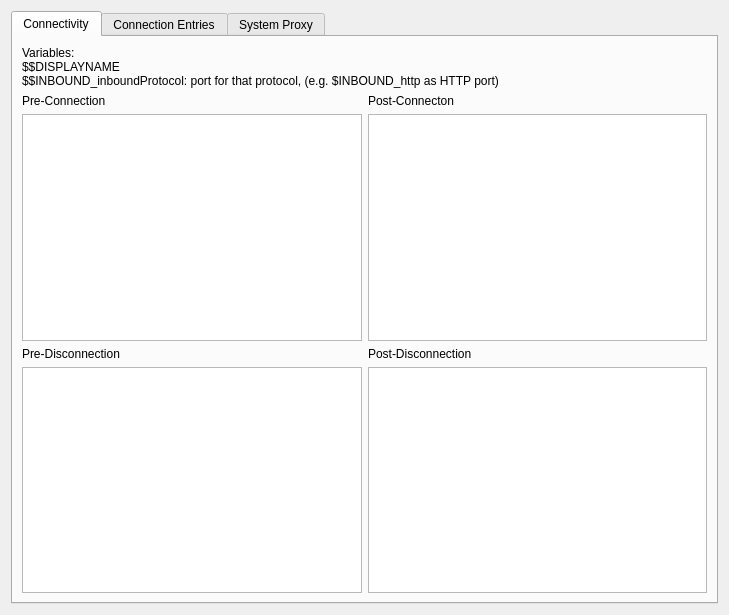
Qv2ray/QvPlugin-Command, file ui/CommandPluginSettings.ui: the form before one commit.
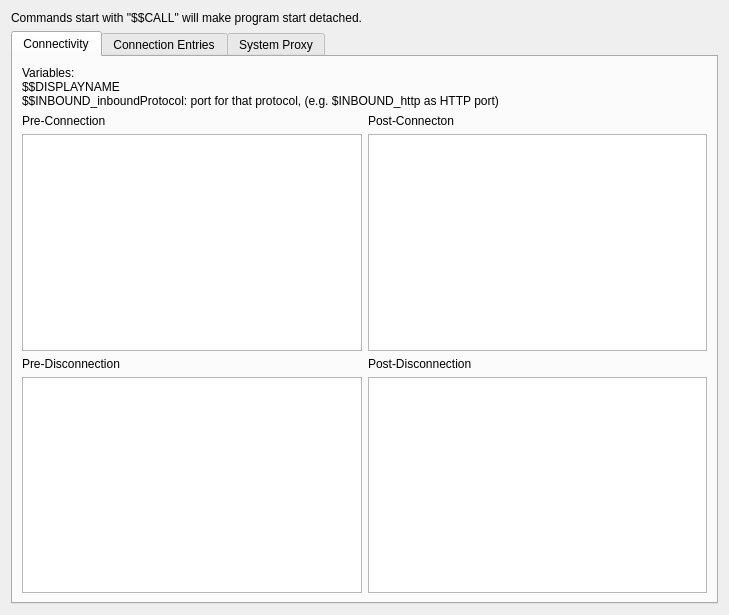
The form after the commit.

Commit message: add: added start detached option

```diff
--- a/ui/CommandPluginSettings.ui
+++ b/ui/CommandPluginSettings.ui
@@ -14,7 +14,7 @@
    <string>Form</string>
   </property>
   <layout class="QGridLayout" name="gridLayout_4">
-   <item row="0" column="0">
+   <item row="1" column="0">
     <widget class="QTabWidget" name="tabWidget">
      <property name="currentIndex">
       <number>0</number>
@@ -201,6 +201,13 @@
      </widget>
     </widget>
    </item>
+   <item row="0" column="0">
+    <widget class="QLabel" name="label_14">
+     <property name="text">
+      <string>Commands start with &quot;$$CALL&quot; will make program start detached.</string>
+     </property>
+    </widget>
+   </item>
   </layout>
  </widget>
  <resources/>
```
The commit also changes 1 other file.
